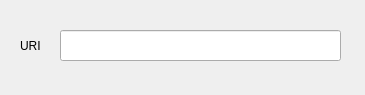
lucabello/kangaroo-docs, file client/shareuri.ui: the form before one commit.
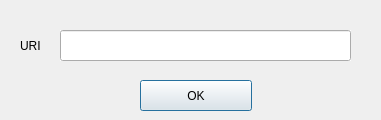
The form after the commit.

```diff
--- a/client/shareuri.ui
+++ b/client/shareuri.ui
@@ -6,8 +6,8 @@
    <rect>
     <x>0</x>
     <y>0</y>
-    <width>365</width>
-    <height>95</height>
+    <width>381</width>
+    <height>120</height>
    </rect>
   </property>
   <property name="windowTitle">
@@ -18,13 +18,25 @@
     <rect>
      <x>60</x>
      <y>30</y>
-     <width>281</width>
+     <width>291</width>
      <height>31</height>
     </rect>
    </property>
+   <property name="autoFillBackground">
+    <bool>true</bool>
+   </property>
+   <property name="text">
+    <string/>
+   </property>
    <property name="frame">
     <bool>true</bool>
    </property>
+   <property name="alignment">
+    <set>Qt::AlignCenter</set>
+   </property>
+   <property name="readOnly">
+    <bool>true</bool>
+   </property>
   </widget>
   <widget class="QLabel" name="label">
    <property name="geometry">
@@ -39,6 +51,19 @@
     <string>URI</string>
    </property>
   </widget>
+  <widget class="QPushButton" name="ok">
+   <property name="geometry">
+    <rect>
+     <x>140</x>
+     <y>80</y>
+     <width>112</width>
+     <height>31</height>
+    </rect>
+   </property>
+   <property name="text">
+    <string>OK</string>
+   </property>
+  </widget>
  </widget>
  <resources/>
  <connections/>
```
Left out of the diff: 19 changed lines with no effect on the pictures.
